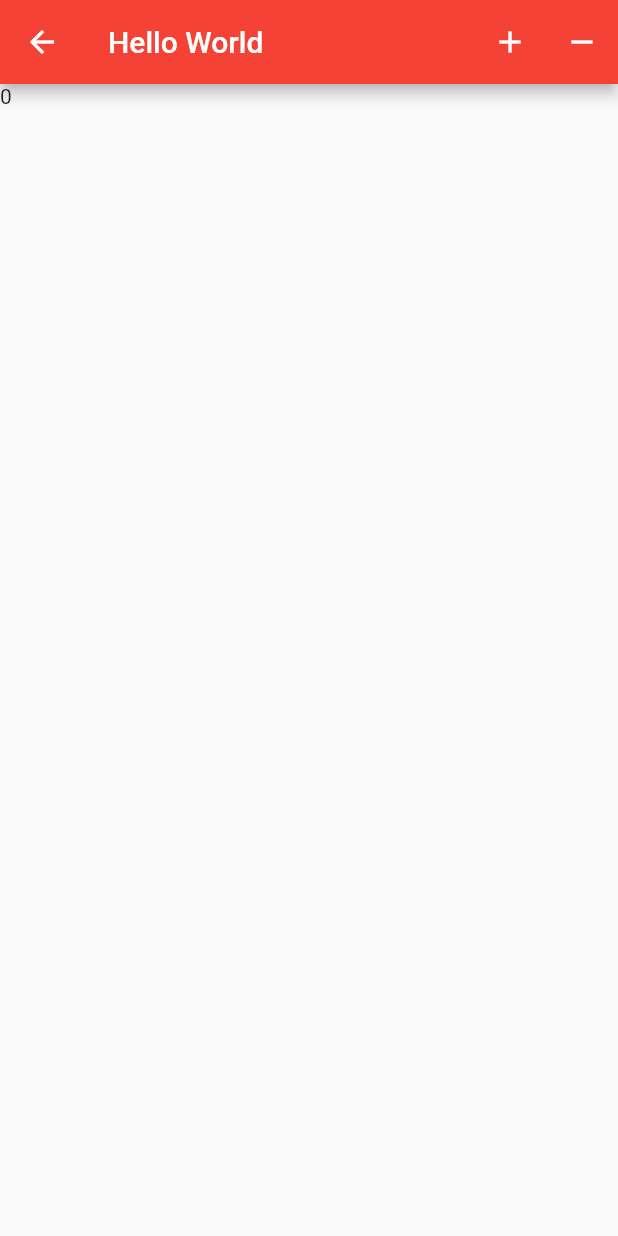
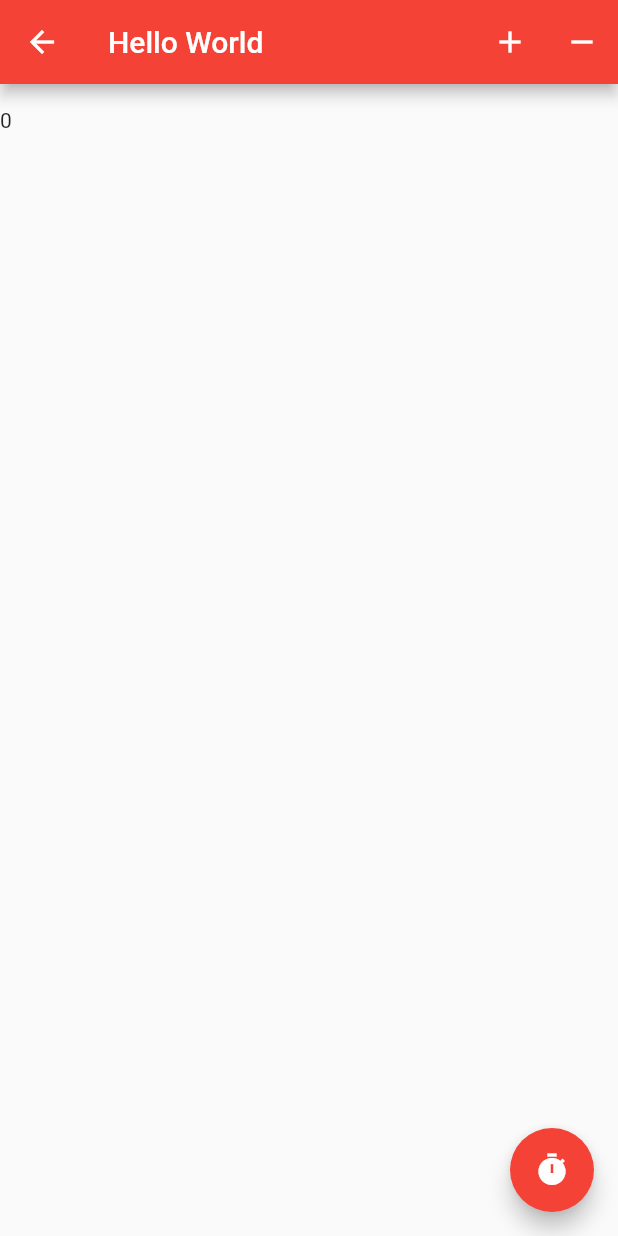
Before and after one commit to mhrjnamar/udemy_flutter_beginner, a Flutter app: the AppBarPractice screen opened directly, on a phone screen of 412 x 824 dp. Run offline on Flutter 3.47's test engine with Material 2 defaults, Android fonts, the phone set to English and light mode, and no system bars.

Commit message:
Floating Action Button Practice

```diff
--- a/lib/section_4_scaffold/chapters/AppBarPractice.dart
+++ b/lib/section_4_scaffold/chapters/AppBarPractice.dart
@@ -1,3 +1,5 @@
+
+
 import 'package:flutter/material.dart';
 
 class AppBarPractice extends StatefulWidget {
@@ -12,6 +14,9 @@ class _AppBarPracticeState extends State<AppBarPractice> {
   void _add() => setState(() => _value++);
   void _remove() => setState(() => _value--);
 
+  String _floatingActionButtonValue = '';
+  void _onClicked() => setState(() => _floatingActionButtonValue = new DateTime.now().toString());
+
   @override
   Widget build(BuildContext context) {
     return Scaffold(
@@ -23,7 +28,18 @@ class _AppBarPracticeState extends State<AppBarPractice> {
             new IconButton(onPressed: _remove, icon: new Icon(Icons.remove)),
         ],
       ),
-      body: Text(_value.toString()),
+      floatingActionButton: FloatingActionButton(
+        onPressed: _onClicked,
+        backgroundColor: Colors.red,
+        mini: false,
+        child: Icon(Icons.timer),
+      ),
+      body: Column(
+        children: [
+          Text(_floatingActionButtonValue),
+          Text(_value.toString()),
+        ],
+      )
     );
   }
 }
```
